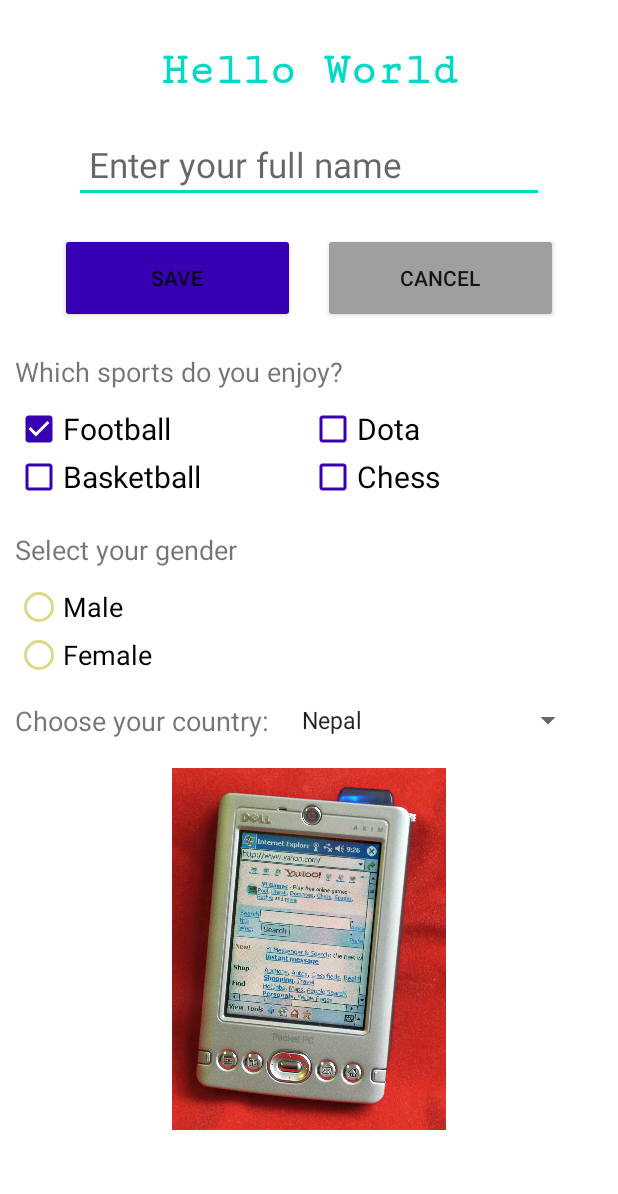
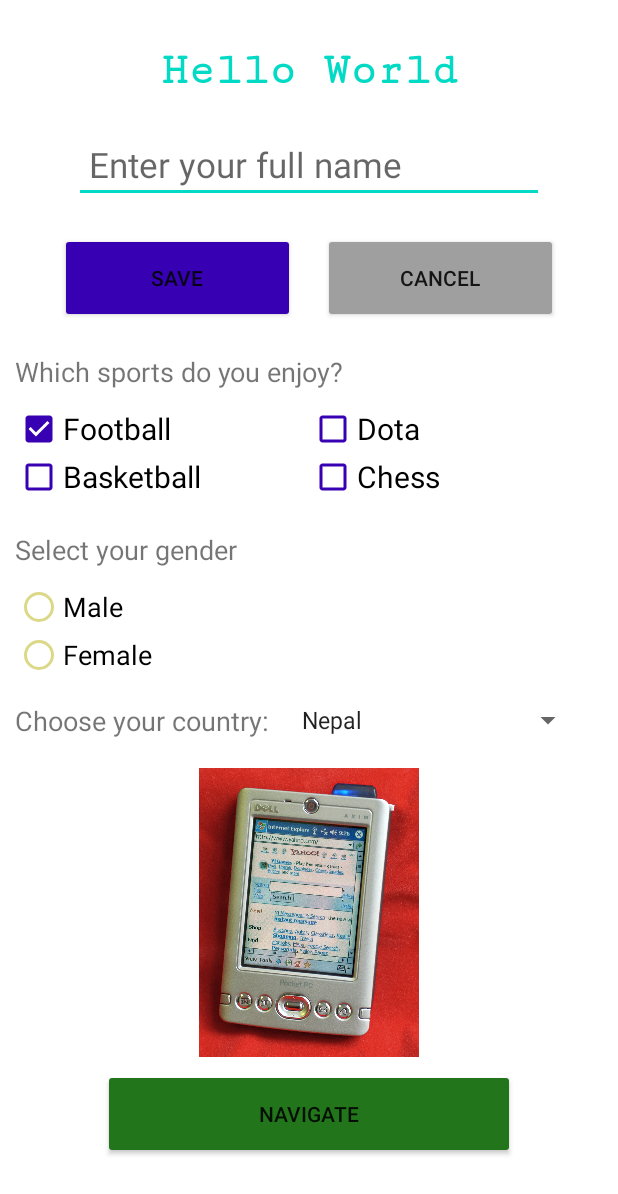
Before and after one commit to yubinkarki/Mobile_Programming, an Android app: the screen it shows after launch (ConstraintExample), on a phone screen of 412 x 824 dp. Shown: the top 1194 px of the screen. Run offline under Robolectric (Android 15) with nearby library versions, the phone set to English and light mode, and no system bars.

Commit message:
Minor layout changes

```diff
--- a/app/src/main/res/layout/widget_example.xml
+++ b/app/src/main/res/layout/widget_example.xml
@@ -184,8 +184,21 @@
         android:adjustViewBounds="true"
         android:scaleType="fitCenter"
         android:src="@drawable/oldphone"
-        app:layout_constraintHeight_percent="0.3"
+        app:layout_constraintHeight_percent="0.24"
         app:layout_constraintLeft_toLeftOf="parent"
         app:layout_constraintTop_toBottomOf="@id/country_spinner" />
 
+    <Button
+        android:id="@+id/nav_button"
+        android:layout_width="0dp"
+        android:layout_height="wrap_content"
+        android:height="60dp"
+        android:layout_marginTop="8dp"
+        android:backgroundTint="@color/medium_green"
+        android:text="Navigate"
+        app:layout_constraintLeft_toLeftOf="parent"
+        app:layout_constraintRight_toRightOf="parent"
+        app:layout_constraintTop_toBottomOf="@id/phone_image"
+        app:layout_constraintWidth_percent="0.7" />
+
 </androidx.constraintlayout.widget.ConstraintLayout>
```
Also changed, not shown: app/src/main/res/layout/first.xml (+5 -2 lines).
